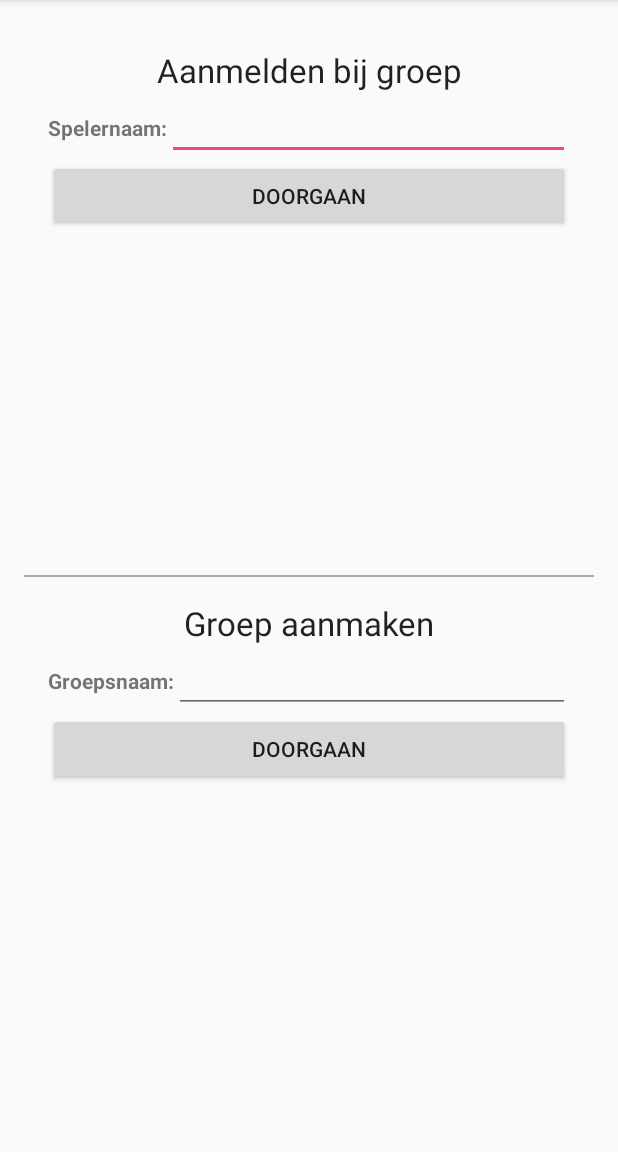
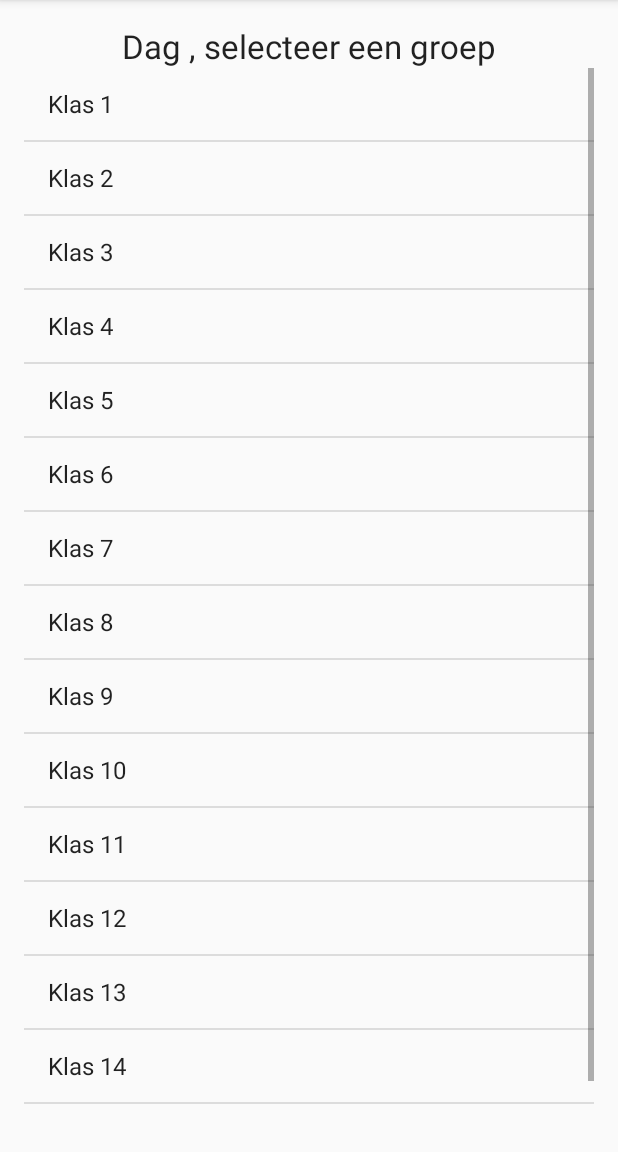
Before and after one commit to tomkaal/TvOS_Han_MAD, an Android app: the screen it shows after launch (MainActivity before the commit, JoinGroup after it), after a tap on "DOORGAAN", on a phone screen of 412 x 824 dp, the part 84-1236 px from its top. Run offline under Robolectric (Android 15) with nearby library versions, the phone set to English and light mode, and no system bars; libraries missing offline, so code that uses them is left out: com.github.nkzawa.socketio; 2 statements that could not run were skipped.

Commit message:
added jointeam and joingroup

```diff
--- a/AndroidApp/MijnParkController/app/src/main/AndroidManifest.xml
+++ b/AndroidApp/MijnParkController/app/src/main/AndroidManifest.xml
@@ -1,6 +1,8 @@
 <?xml version="1.0" encoding="utf-8"?>
 <manifest xmlns:android="http://schemas.android.com/apk/res/android"
     package="tvos.mad.han.mijnparkcontroller">
+
+    <uses-permission android:name="android.permission.INTERNET" />
 
     <application
         android:allowBackup="true"
@@ -15,7 +17,8 @@
                 <category android:name="android.intent.category.LAUNCHER" />
             </intent-filter>
         </activity>
+        <activity android:name=".JoinGroup" />
+        <activity android:name=".JoinTeam"></activity>
     </application>
-    <uses-permission android:name="android.permission.INTERNET" />
 
 </manifest>
--- /dev/null
+++ b/AndroidApp/MijnParkController/app/src/main/java/tvos/mad/han/mijnparkcontroller/JoinGroup.java
@@ -0,0 +1,70 @@
+package tvos.mad.han.mijnparkcontroller;
+
+import android.app.AlertDialog;
+import android.content.DialogInterface;
+import android.content.Intent;
+import android.support.v7.app.AppCompatActivity;
+import android.os.Bundle;
+import android.util.Log;
+import android.view.View;
+import android.widget.AdapterView;
+import android.widget.ArrayAdapter;
+import android.widget.ListView;
+import android.widget.TextView;
+import android.widget.Toast;
+
+import java.util.ArrayList;
+
+public class JoinGroup extends AppCompatActivity {
+
+    ListView listView;
+
+    @Override
+    protected void onCreate(Bundle savedInstanceState) {
+        super.onCreate(savedInstanceState);
+        setContentView(R.layout.activity_join_group);
+
+        final String userName = getIntent().getExtras().getString("name");
+        Log.v("Username", userName);
+
+        updateGreetingMessageWithUserName(userName);
+// 1. Instantiate an AlertDialog.Builder with its constructor
+
+
+        // Get ListView object from xml
+        listView = (ListView) findViewById(R.id.groupListView);
+        ArrayList<String> values = new ArrayList<String>();
+        for (int i = 0; i < 15; i++) {
+            values.add("Klas " + (i + 1));
+        }
+        ArrayAdapter<String> adapter = new ArrayAdapter<String>(this,
+                android.R.layout.simple_list_item_1, android.R.id.text1, values);
+        listView.setAdapter(adapter);
+        listView.setOnItemClickListener(new AdapterView.OnItemClickListener() {
+
+            @Override
+            public void onItemClick(AdapterView<?> parent, View view, int position, long id) {
+                int itemPosition = position;
+                String itemValue = (String) listView.getItemAtPosition(position);
+                Intent intent = new Intent(JoinGroup.this, JoinTeam.class);
+                Bundle extras = new Bundle();
+                extras.putString("name", userName);
+                extras.putString("group", itemValue);
+                intent.putExtras(extras);
+
+                startActivity(intent);
+                // Show Alert
+                Toast.makeText(getApplicationContext(),
+                        "Position :" + itemPosition + "  ListItem : " + itemValue, Toast.LENGTH_LONG)
+                        .show();
+            }
+
+        });
+    }
+
+    public void updateGreetingMessageWithUserName(String userName) {
+        TextView greetText = (TextView) findViewById(R.id.joinGroupGreetText);
+        greetText.setText("Dag " + userName + ", selecteer een groep");
+    }
+
+}
--- a/AndroidApp/MijnParkController/app/src/main/java/tvos/mad/han/mijnparkcontroller/MainActivity.java
+++ b/AndroidApp/MijnParkController/app/src/main/java/tvos/mad/han/mijnparkcontroller/MainActivity.java
@@ -44,6 +44,9 @@ public class MainActivity extends AppCompatActivity {
         addUserButton.setOnClickListener(new View.OnClickListener() {
             public void onClick(View v) {
 //                mSocket.emit("Join group", userNameInput.getText().toString());
+                Intent intent = new Intent(MainActivity.this, JoinGroup.class)
+                        .putExtra("name", userNameInput.getText().toString());
+                startActivity(intent);
             }
         });
     }
--- /dev/null
+++ b/AndroidApp/MijnParkController/app/src/main/res/layout/activity_join_group.xml
@@ -0,0 +1,33 @@
+<?xml version="1.0" encoding="utf-8"?>
+<RelativeLayout xmlns:android="http://schemas.android.com/apk/res/android"
+    xmlns:tools="http://schemas.android.com/tools"
+    android:layout_width="match_parent"
+    android:layout_height="match_parent"
+    android:paddingBottom="@dimen/activity_vertical_margin"
+    android:paddingLeft="@dimen/activity_horizontal_margin"
+    android:paddingRight="@dimen/activity_horizontal_margin"
+    android:paddingTop="@dimen/activity_vertical_margin"
+    tools:context="tvos.mad.han.mijnparkcontroller.JoinGroup">
+
+    <LinearLayout
+        android:orientation="vertical"
+        android:layout_width="match_parent"
+        android:layout_height="match_parent"
+        android:layout_centerVertical="true"
+        android:layout_centerHorizontal="true">
+
+        <TextView
+            android:layout_width="wrap_content"
+            android:layout_height="wrap_content"
+            android:textAppearance="?android:attr/textAppearanceLarge"
+            android:text="Meld aan bij een groep"
+            android:id="@+id/joinGroupGreetText"
+            android:layout_gravity="center_horizontal" />
+
+        <ListView
+            android:layout_width="match_parent"
+            android:layout_height="wrap_content"
+            android:id="@+id/groupListView"
+            android:layout_gravity="center_horizontal" />
+    </LinearLayout>
+</RelativeLayout>
```
Also changed, not shown: AndroidApp/MijnParkController/app/src/main/java/tvos/mad/han/mijnparkcontroller/JoinTeam.java (added, +20 -0 lines), AndroidApp/MijnParkController/app/src/main/res/layout/activity_join_team.xml (added, +57 -0 lines).
